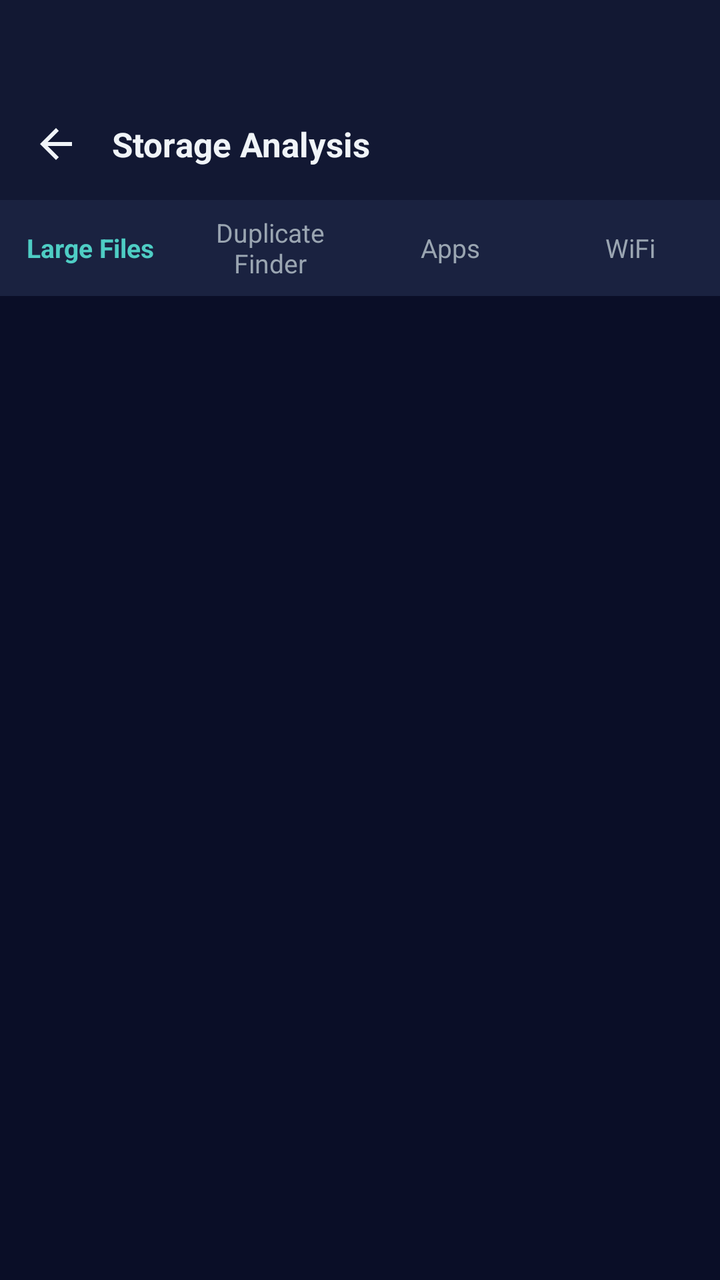
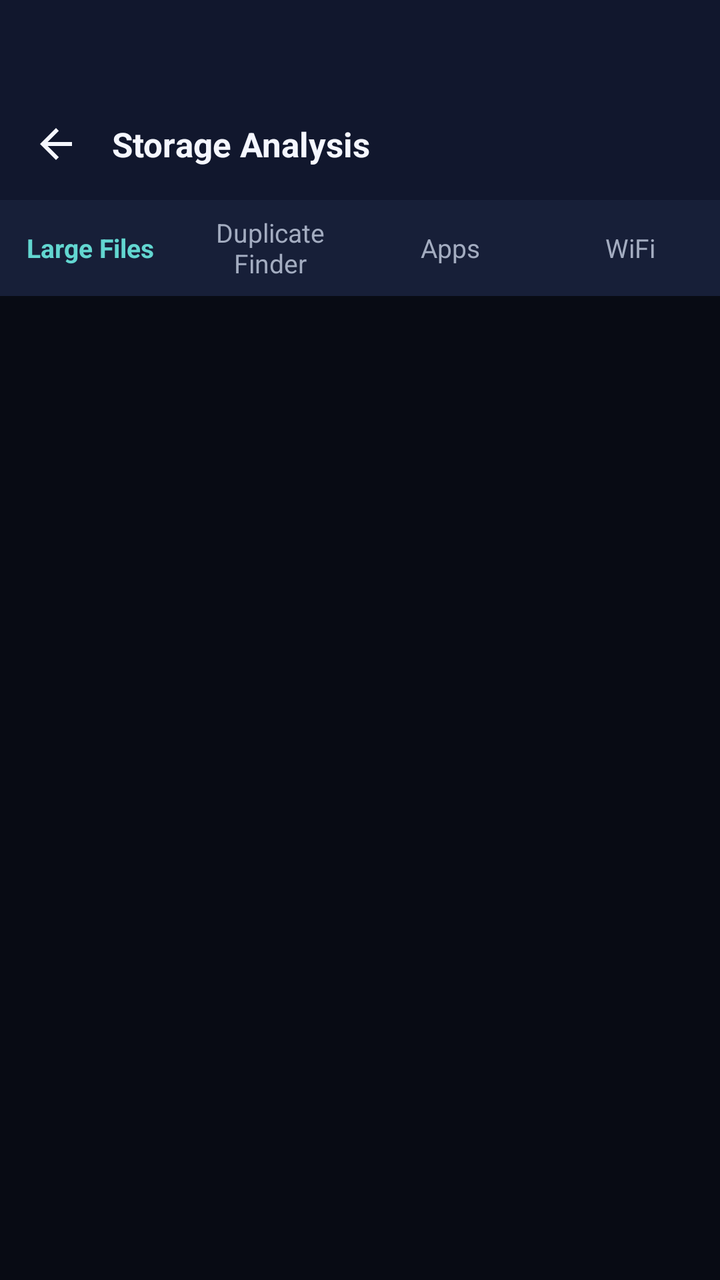

Before-and-after screenshots of an Android layout around one commit, followed by the original layout XML and the change that was made.
<!-- AndroidManifest.xml: application theme Theme.ArtrawFiles -->
<!-- res/layout/activity_analyzer.xml -->
<?xml version="1.0" encoding="utf-8"?>
<LinearLayout xmlns:android="http://schemas.android.com/apk/res/android"
    android:layout_width="match_parent"
    android:layout_height="match_parent"
    android:orientation="vertical"
    android:background="@color/aurora_background_deep">

    
    <LinearLayout
        android:id="@+id/headerAnalyzer"
        android:layout_width="match_parent"
        android:layout_height="wrap_content"
        android:orientation="vertical"
        android:background="@color/aurora_background_surface">

        
        <View
            android:id="@+id/statusBarSpacerAnalyzer"
            android:layout_width="match_parent"
            android:layout_height="44dp" />

        <RelativeLayout
            android:layout_width="match_parent"
            android:layout_height="56dp"
            android:paddingStart="8dp"
            android:paddingEnd="8dp">

            <ImageView
                android:id="@+id/btnAnalyzerBack"
                android:layout_width="40dp"
                android:layout_height="40dp"
                android:layout_alignParentStart="true"
                android:layout_centerVertical="true"
                android:padding="8dp"
                android:background="@drawable/ripple_aurora"
                android:src="@drawable/ic_arrow_back"
                android:contentDescription="Back"
                android:tint="@color/aurora_text_primary" />

            <TextView
                android:layout_width="wrap_content"
                android:layout_height="wrap_content"
                android:layout_toEndOf="@id/btnAnalyzerBack"
                android:layout_centerVertical="true"
                android:layout_marginStart="8dp"
                android:text="@string/nav_analysis"
                android:textColor="@color/aurora_text_primary"
                android:textSize="17sp"
                android:textStyle="bold" />
        </RelativeLayout>
    </LinearLayout>

    
    <LinearLayout
        android:layout_width="match_parent"
        android:layout_height="48dp"
        android:orientation="horizontal"
        android:background="@color/aurora_background_elevated">

        <TextView
            android:id="@+id/tabLargeFiles"
            android:layout_width="0dp"
            android:layout_height="match_parent"
            android:layout_weight="1"
            android:gravity="center"
            android:text="@string/action_large_files"
            android:textColor="@color/aurora_glow_teal"
            android:textSize="13sp"
            android:textStyle="bold"
            android:clickable="true"
            android:focusable="true" />

        <TextView
            android:id="@+id/tabDuplicates"
            android:layout_width="0dp"
            android:layout_height="match_parent"
            android:layout_weight="1"
            android:gravity="center"
            android:text="@string/action_duplicates"
            android:textColor="@color/aurora_text_secondary"
            android:textSize="13sp"
            android:clickable="true"
            android:focusable="true" />

        <TextView
            android:id="@+id/tabApps"
            android:layout_width="0dp"
            android:layout_height="match_parent"
            android:layout_weight="1"
            android:gravity="center"
            android:text="Apps"
            android:textColor="@color/aurora_text_secondary"
            android:textSize="13sp"
            android:clickable="true"
            android:focusable="true" />

        <TextView
            android:id="@+id/tabWifi"
            android:layout_width="0dp"
            android:layout_height="match_parent"
            android:layout_weight="1"
            android:gravity="center"
            android:text="WiFi"
            android:textColor="@color/aurora_text_secondary"
            android:textSize="13sp"
            android:clickable="true"
            android:focusable="true" />
    </LinearLayout>

    <FrameLayout
        android:layout_width="match_parent"
        android:layout_height="0dp"
        android:layout_weight="1">

        
        <LinearLayout
            android:id="@+id/layoutLargeFilesView"
            android:layout_width="match_parent"
            android:layout_height="match_parent"
            android:orientation="vertical">

            <ListView
                android:id="@+id/listViewLargeFiles"
                android:layout_width="match_parent"
                android:layout_height="match_parent"
                android:divider="@color/aurora_divider"
                android:dividerHeight="0.5dp"
                android:clipToPadding="false" />
        </LinearLayout>

        
        <LinearLayout
            android:id="@+id/layoutDuplicatesView"
            android:layout_width="match_parent"
            android:layout_height="match_parent"
            android:orientation="vertical"
            android:padding="14dp"
            android:visibility="gone">

            <LinearLayout
                android:layout_width="match_parent"
                android:layout_height="wrap_content"
                android:orientation="vertical"
                android:background="@drawable/bg_aurora_card"
                android:padding="16dp"
                android:layout_marginBottom="14dp">

                <TextView
                    android:layout_width="wrap_content"
                    android:layout_height="wrap_content"
                    android:text="Cryptographic Duplicate Cleaner"
                    android:textColor="@color/aurora_text_primary"
                    android:textSize="15sp"
                    android:textStyle="bold" />

                <TextView
                    android:layout_width="match_parent"
                    android:layout_height="wrap_content"
                    android:layout_marginTop="6dp"
                    android:text="Scan your device to find identical duplicate files. Auto-select extra copies and free up storage instantly."
                    android:textColor="@color/aurora_text_secondary"
                    android:textSize="12sp" />

                <Button
                    android:id="@+id/btnStartDuplicateScan"
                    android:layout_width="match_parent"
                    android:layout_height="44dp"
                    android:layout_marginTop="12dp"
                    android:background="@drawable/bg_aurora_glow_button"
                    android:text="Scan for Duplicates"
                    android:textColor="@color/aurora_on_primary"
                    android:textSize="14sp"
                    android:textStyle="bold" />
            </LinearLayout>

            <TextView
                android:id="@+id/tvDuplicateProgress"
                android:layout_width="match_parent"
                android:layout_height="wrap_content"
                android:gravity="center"
                android:textColor="@color/aurora_glow_teal"
                android:textSize="13sp"
                android:layout_marginBottom="10dp"
                android:visibility="gone" />

            
            <LinearLayout
                android:id="@+id/layoutDuplicateSelectionActions"
                android:layout_width="match_parent"
                android:layout_height="wrap_content"
                android:orientation="horizontal"
                android:layout_marginBottom="10dp"
                android:visibility="gone">

                <Button
                    android:id="@+id/btnAutoSelectDuplicates"
                    android:layout_width="0dp"
                    android:layout_height="36dp"
                    android:layout_weight="1.2"
                    android:background="@drawable/bg_aurora_button_outlined"
                    android:text="Auto-Select Copies"
                    android:textColor="@color/aurora_primary"
                    android:textSize="11sp"
                    android:textStyle="bold" />

                <Button
                    android:id="@+id/btnSelectAllDuplicates"
                    android:layout_width="0dp"
                    android:layout_height="36dp"
                    android:layout_weight="1"
                    android:layout_marginStart="8dp"
                    android:background="@drawable/bg_aurora_button_outlined"
                    android:text="Select All"
                    android:textColor="@color/aurora_text_primary"
                    android:textSize="11sp" />

                <Button
                    android:id="@+id/btnDeselectAllDuplicates"
                    android:layout_width="0dp"
                    android:layout_height="36dp"
                    android:layout_weight="1"
                    android:layout_marginStart="8dp"
                    android:background="@drawable/bg_aurora_button_outlined"
                    android:text="Deselect"
                    android:textColor="@color/aurora_text_secondary"
                    android:textSize="11sp" />
            </LinearLayout>

            <ListView
                android:id="@+id/listViewDuplicates"
                android:layout_width="match_parent"
                android:layout_height="0dp"
                android:layout_weight="1"
                android:divider="@color/aurora_divider"
                android:dividerHeight="0.5dp"
                android:clipToPadding="false" />

            
            <LinearLayout
                android:id="@+id/layoutDuplicateDeleteBar"
                android:layout_width="match_parent"
                android:layout_height="wrap_content"
                android:orientation="horizontal"
                android:background="@drawable/bg_aurora_card"
                android:gravity="center_vertical"
                android:padding="14dp"
                android:layout_marginTop="10dp"
                android:visibility="gone">

                <TextView
                    android:id="@+id/tvDuplicateSelectedSummary"
                    android:layout_width="0dp"
                    android:layout_height="wrap_content"
                    android:layout_weight="1"
                    android:text="0 duplicates selected"
                    android:textColor="@color/aurora_text_primary"
                    android:textSize="13sp"
                    android:textStyle="bold" />

                <Button
                    android:id="@+id/btnDeleteSelectedDuplicates"
                    android:layout_width="wrap_content"
                    android:layout_height="40dp"
                    android:background="@drawable/bg_aurora_button_primary"
                    android:paddingStart="18dp"
                    android:paddingEnd="18dp"
                    android:text="Delete Selected"
                    android:textColor="@color/aurora_on_primary"
                    android:textSize="13sp"
                    android:textStyle="bold" />
            </LinearLayout>
        </LinearLayout>

        
        <LinearLayout
            android:id="@+id/layoutAppsView"
            android:layout_width="match_parent"
            android:layout_height="match_parent"
            android:orientation="vertical"
            android:visibility="gone">

            <TextView
                android:layout_width="match_parent"
                android:layout_height="wrap_content"
                android:text="Installed Apps Storage"
                android:textColor="@color/aurora_text_primary"
                android:textSize="16sp"
                android:textStyle="bold"
                android:padding="16dp" />

            <ListView
                android:id="@+id/listViewApps"
                android:layout_width="match_parent"
                android:layout_height="match_parent"
                android:divider="@color/aurora_divider"
                android:dividerHeight="0.5dp"
                android:clipToPadding="false" />
        </LinearLayout>

        
        <LinearLayout
            android:id="@+id/layoutWifiView"
            android:layout_width="match_parent"
            android:layout_height="match_parent"
            android:orientation="vertical"
            android:visibility="gone">

            <TextView
                android:layout_width="wrap_content"
                android:layout_height="wrap_content"
                android:text="WiFi File Transfer"
                android:textColor="@color/aurora_text_primary"
                android:textSize="18sp"
                android:textStyle="bold"
                android:padding="16dp" />

            <TextView
                android:layout_width="match_parent"
                android:layout_height="wrap_content"
                android:text="Start a wireless server to transfer files between your phone and PC over WiFi.\n\nMake sure both devices are on the same WiFi network.\n\nTap 'Open WiFi Transfer' to launch the server."
                android:textColor="@color/aurora_text_secondary"
                android:textSize="14sp"
                android:paddingStart="16dp"
                android:paddingEnd="16dp"
                android:lineSpacingExtra="4dp" />

            <Button
                android:id="@+id/btnOpenWifiTransfer"
                android:layout_width="match_parent"
                android:layout_height="48dp"
                android:layout_margin="16dp"
                android:background="@drawable/bg_aurora_glow_button"
                android:text="Open WiFi Transfer"
                android:textColor="@color/aurora_on_primary"
                android:textSize="15sp"
                android:textStyle="bold" />
        </LinearLayout>

        <ProgressBar
            android:id="@+id/progressAnalyzer"
            android:layout_width="48dp"
            android:layout_height="48dp"
            android:layout_gravity="center"
            android:indeterminate="true"
            android:indeterminateTint="@color/aurora_glow_teal"
            android:visibility="gone" />
    </FrameLayout>
</LinearLayout>
<!-- resources referenced by this layout -->
<resources>
  <color name="aurora_background_deep">#0A0E27</color>
  <color name="aurora_background_elevated">#1A2240</color>
  <color name="aurora_background_surface">#121833</color>
  <color name="aurora_divider">#1E263F</color>
  <color name="aurora_glow_teal">#4ECDC4</color>
  <color name="aurora_on_primary">#0A0E27</color>
  <color name="aurora_primary">#4ECDC4</color>
  <color name="aurora_text_primary">#F0F4F8</color>
  <color name="aurora_text_secondary">#9AA5B1</color>
  <!-- drawable bg_aurora_button_outlined (drawable) -->
  <?xml version="1.0" encoding="utf-8"?>
  <shape xmlns:android="http://schemas.android.com/apk/res/android"
      android:shape="rectangle">
      <solid android:color="@android:color/transparent" />
      <corners android:radius="12dp" />
      <stroke
          android:width="1.5dp"
          android:color="@color/aurora_primary" />
  </shape>
  <!-- drawable bg_aurora_button_primary (drawable) -->
  <?xml version="1.0" encoding="utf-8"?>
  <shape xmlns:android="http://schemas.android.com/apk/res/android"
      android:shape="rectangle">
      <gradient
          android:type="linear"
          android:startColor="@color/aurora_glow_teal"
          android:endColor="@color/aurora_glow_violet"
          android:angle="135" />
      <corners android:radius="12dp" />
  </shape>
  <!-- drawable bg_aurora_card (drawable) -->
  <?xml version="1.0" encoding="utf-8"?>
  <shape xmlns:android="http://schemas.android.com/apk/res/android"
      android:shape="rectangle">
      <solid android:color="@color/aurora_background_surface" />
      <corners android:radius="16dp" />
      <stroke
          android:width="0.5dp"
          android:color="@color/aurora_outline" />
  </shape>
  <!-- drawable bg_aurora_glow_button (drawable) -->
  <?xml version="1.0" encoding="utf-8"?>
  <layer-list xmlns:android="http://schemas.android.com/apk/res/android">
      
      <item>
          <shape android:shape="rectangle">
              <gradient
                  android:type="linear"
                  android:startColor="#334ECDC4"
                  android:endColor="#004ECDC4"
                  android:angle="135" />
              <corners android:radius="16dp" />
              <padding android:left="6dp" android:top="6dp" android:right="6dp" android:bottom="6dp" />
          </shape>
      </item>
      
      <item android:left="2dp" android:top="2dp" android:right="2dp" android:bottom="2dp">
          <shape android:shape="rectangle">
              <gradient
                  android:type="linear"
                  android:startColor="@color/aurora_glow_teal"
                  android:endColor="@color/aurora_glow_violet"
                  android:angle="135" />
              <corners android:radius="14dp" />
          </shape>
      </item>
  </layer-list>
  <!-- drawable ripple_aurora (drawable) -->
  <?xml version="1.0" encoding="utf-8"?>
  <ripple xmlns:android="http://schemas.android.com/apk/res/android"
      android:color="@color/aurora_primary">
      <item android:id="@android:id/mask">
          <shape android:shape="rectangle">
              <solid android:color="@color/aurora_primary" />
              <corners android:radius="12dp" />
          </shape>
      </item>
  </ripple>
  <style name="Theme.ArtrawFiles">
          <item name="android:colorPrimary">@color/aurora_primary</item>
          <item name="android:colorPrimaryDark">@color/aurora_glow_teal</item>
          <item name="android:colorAccent">@color/aurora_glow_cyan</item>
          <item name="android:windowBackground">@color/aurora_background_deep</item>
          <item name="android:colorBackground">@color/aurora_background_deep</item>
          <item name="android:windowDrawsSystemBarBackgrounds">true</item>
          <item name="android:statusBarColor">@android:color/transparent</item>
          <item name="android:navigationBarColor">@android:color/transparent</item>
          <item name="android:windowLightStatusBar">false</item>
      </style>
  <color name="aurora_glow_violet">#8338EC</color>
  <color name="aurora_outline">#2A3354</color>
  <color name="aurora_glow_cyan">#00B4D8</color>
  <!-- unchanged entries left out for length: 4 -->
</resources>

<!-- the commit's change to res/layout/activity_analyzer.xml (unified diff, before → after) -->
@@ -64,7 +64,7 @@
             android:layout_weight="1"
             android:gravity="center"
             android:text="@string/action_large_files"
-            android:textColor="@color/aurora_glow_teal"
+            android:textColor="@color/aurora_primary"
             android:textSize="13sp"
             android:textStyle="bold"
             android:clickable="true"
@@ -166,7 +166,7 @@
                     android:layout_width="match_parent"
                     android:layout_height="44dp"
                     android:layout_marginTop="12dp"
-                    android:background="@drawable/bg_aurora_glow_button"
+                    android:background="@drawable/bg_aurora_button_primary"
                     android:text="Scan for Duplicates"
                     android:textColor="@color/aurora_on_primary"
                     android:textSize="14sp"
@@ -178,7 +178,7 @@
                 android:layout_width="match_parent"
                 android:layout_height="wrap_content"
                 android:gravity="center"
-                android:textColor="@color/aurora_glow_teal"
+                android:textColor="@color/aurora_primary"
                 android:textSize="13sp"
                 android:layout_marginBottom="10dp"
                 android:visibility="gone" />
@@ -329,7 +329,7 @@
                 android:layout_width="match_parent"
                 android:layout_height="48dp"
                 android:layout_margin="16dp"
-                android:background="@drawable/bg_aurora_glow_button"
+                android:background="@drawable/bg_aurora_button_primary"
                 android:text="Open WiFi Transfer"
                 android:textColor="@color/aurora_on_primary"
                 android:textSize="15sp"
@@ -342,7 +342,7 @@
             android:layout_height="48dp"
             android:layout_gravity="center"
             android:indeterminate="true"
-            android:indeterminateTint="@color/aurora_glow_teal"
+            android:indeterminateTint="@color/aurora_primary"
             android:visibility="gone" />
     </FrameLayout>
 </LinearLayout>
<!-- resource entries referenced after the edit -->
@@ -1,87 +1,60 @@
 <!-- resources referenced by this layout -->
 <resources>
-  <color name="aurora_background_deep">#0A0E27</color>
-  <color name="aurora_background_elevated">#1A2240</color>
-  <color name="aurora_background_surface">#121833</color>
-  <color name="aurora_divider">#1E263F</color>
-  <color name="aurora_glow_teal">#4ECDC4</color>
-  <color name="aurora_on_primary">#0A0E27</color>
-  <color name="aurora_primary">#4ECDC4</color>
-  <color name="aurora_text_primary">#F0F4F8</color>
-  <color name="aurora_text_secondary">#9AA5B1</color>
+  <color name="aurora_background_deep">#080B14</color>
+  <color name="aurora_background_elevated">#171F38</color>
+  <color name="aurora_background_surface">#11172D</color>
+  <color name="aurora_divider">#1E2A3A</color>
+  <color name="aurora_on_primary">#080B14</color>
+  <color name="aurora_primary">#62D6D0</color>
+  <color name="aurora_text_primary">#F5F7FF</color>
+  <color name="aurora_text_secondary">#A3ACC0</color>
   <!-- drawable bg_aurora_button_outlined (drawable) -->
   <?xml version="1.0" encoding="utf-8"?>
   <shape xmlns:android="http://schemas.android.com/apk/res/android"
       android:shape="rectangle">
       <solid android:color="@android:color/transparent" />
-      <corners android:radius="12dp" />
+      <corners android:radius="10dp" />
       <stroke
-          android:width="1.5dp"
-          android:color="@color/aurora_primary" />
+          android:width="1dp"
+          android:color="@color/aurora_outline" />
   </shape>
   <!-- drawable bg_aurora_button_primary (drawable) -->
   <?xml version="1.0" encoding="utf-8"?>
   <shape xmlns:android="http://schemas.android.com/apk/res/android"
       android:shape="rectangle">
+      
       <gradient
           android:type="linear"
-          android:startColor="@color/aurora_glow_teal"
-          android:endColor="@color/aurora_glow_violet"
+          android:startColor="@color/aurora_primary"
+          android:endColor="@color/aurora_secondary"
           android:angle="135" />
-      <corners android:radius="12dp" />
+      <corners android:radius="10dp" />
   </shape>
   <!-- drawable bg_aurora_card (drawable) -->
   <?xml version="1.0" encoding="utf-8"?>
   <shape xmlns:android="http://schemas.android.com/apk/res/android"
       android:shape="rectangle">
       <solid android:color="@color/aurora_background_surface" />
-      <corners android:radius="16dp" />
+      <corners android:radius="12dp" />
       <stroke
           android:width="0.5dp"
           android:color="@color/aurora_outline" />
   </shape>
-  <!-- drawable bg_aurora_glow_button (drawable) -->
-  <?xml version="1.0" encoding="utf-8"?>
-  <layer-list xmlns:android="http://schemas.android.com/apk/res/android">
-      
-      <item>
-          <shape android:shape="rectangle">
-              <gradient
-                  android:type="linear"
-                  android:startColor="#334ECDC4"
-                  android:endColor="#004ECDC4"
-                  android:angle="135" />
-              <corners android:radius="16dp" />
-              <padding android:left="6dp" android:top="6dp" android:right="6dp" android:bottom="6dp" />
-          </shape>
-      </item>
-      
-      <item android:left="2dp" android:top="2dp" android:right="2dp" android:bottom="2dp">
-          <shape android:shape="rectangle">
-              <gradient
-                  android:type="linear"
-                  android:startColor="@color/aurora_glow_teal"
-                  android:endColor="@color/aurora_glow_violet"
-                  android:angle="135" />
-              <corners android:radius="14dp" />
-          </shape>
-      </item>
-  </layer-list>
   <!-- drawable ripple_aurora (drawable) -->
   <?xml version="1.0" encoding="utf-8"?>
   <ripple xmlns:android="http://schemas.android.com/apk/res/android"
-      android:color="@color/aurora_primary">
+      android:color="#3362D6D0">
       <item android:id="@android:id/mask">
           <shape android:shape="rectangle">
               <solid android:color="@color/aurora_primary" />
-              <corners android:radius="12dp" />
+              <corners android:radius="10dp" />
           </shape>
       </item>
   </ripple>
   <style name="Theme.ArtrawFiles">
           <item name="android:colorPrimary">@color/aurora_primary</item>
-          <item name="android:colorPrimaryDark">@color/aurora_glow_teal</item>
-          <item name="android:colorAccent">@color/aurora_glow_cyan</item>
+          <item name="android:colorPrimaryDark">@color/aurora_primary</item>
+          <item name="android:colorAccent">@color/aurora_secondary</item>
           <item name="android:windowBackground">@color/aurora_background_deep</item>
           <item name="android:colorBackground">@color/aurora_background_deep</item>
           <item name="android:windowDrawsSystemBarBackgrounds">true</item>
@@ -89,9 +62,8 @@
           <item name="android:navigationBarColor">@android:color/transparent</item>
           <item name="android:windowLightStatusBar">false</item>
       </style>
-  <color name="aurora_glow_violet">#8338EC</color>
-  <color name="aurora_outline">#2A3354</color>
-  <color name="aurora_glow_cyan">#00B4D8</color>
+  <color name="aurora_outline">#2A3B4C</color>
+  <color name="aurora_secondary">#8B5CF6</color>
   <!-- unchanged entries left out for length: 4 -->
 </resources>
 
